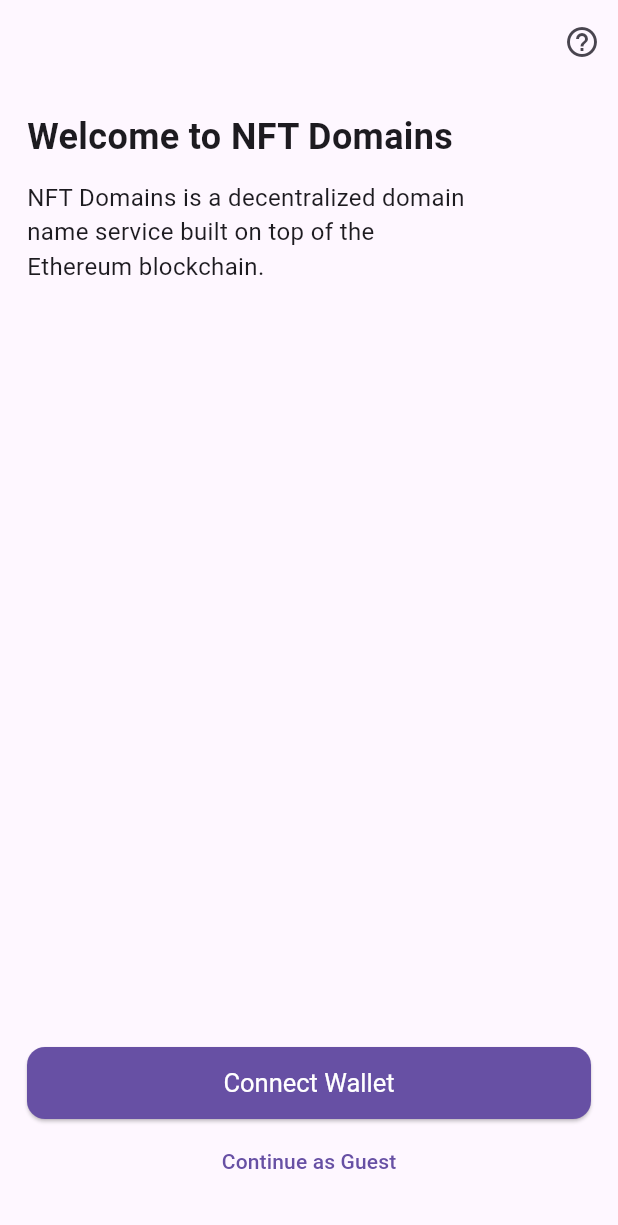
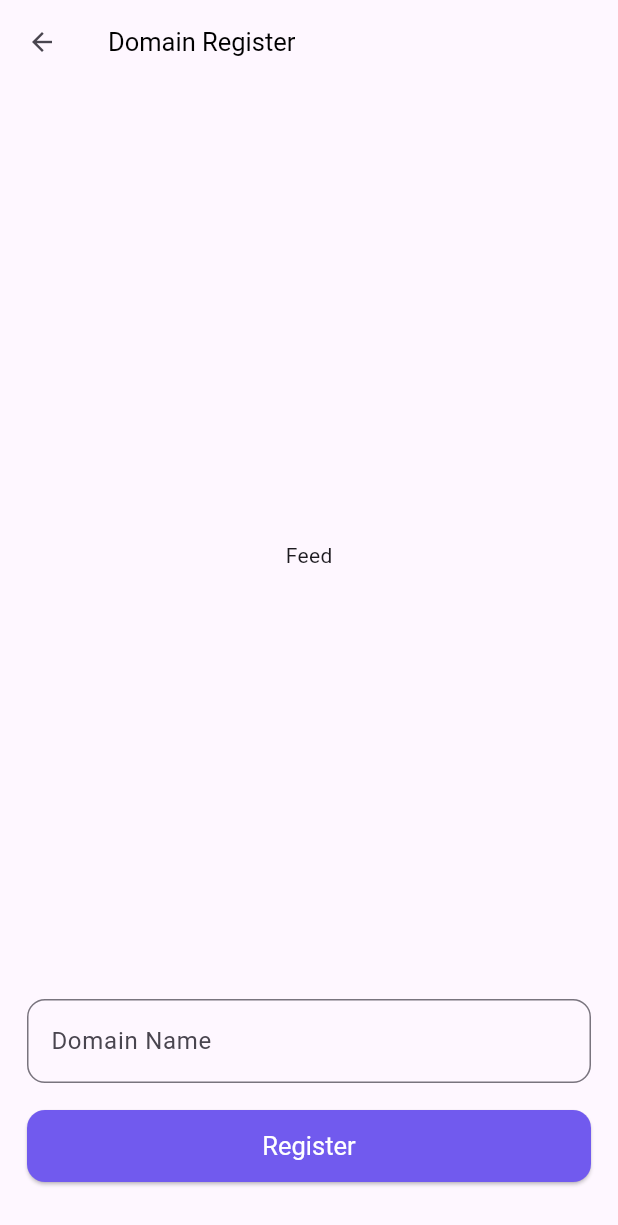
Before and after one commit to AhmetSBulbul/nft_domains_dapp, a Flutter app: the screen it shows after launch, on a phone screen of 412 x 824 dp. Shown: the top 1225 px of the screen. Run offline on Flutter 3.47's test engine with Material 2 defaults, Android fonts, the light colour scheme and no system bars; our stand-ins replace flutter_bloc, go_router, google_fonts; missing offline and left inert: walletconnect_dart, web3dart.

Commit message:
domain register page

```diff
--- a/lib/app/app.dart
+++ b/lib/app/app.dart
@@ -6,6 +6,7 @@ import 'package:nft_domains_dapp/app/home/home.dart';
 import 'package:nft_domains_dapp/features/wallet/wallet_repository.dart';
 import 'package:provider/provider.dart';
 import 'authentication/authentication.dart';
+import 'domain_register/domain_register.dart';
 import 'login/login.dart';
 
 class App extends StatelessWidget {
@@ -31,39 +32,83 @@ class App extends StatelessWidget {
 
   // ignore: prefer_final_fields
   late GoRouter _router = GoRouter(
-    initialLocation: '/',
+    initialLocation: '/domain_register',
     routes: [
       GoRoute(
         path: '/login',
         builder: (context, state) => const LoginPage(),
       ),
       GoRoute(
-        path: '/',
-        builder: (context, state) => const HomePage(),
-      )
+          path: '/',
+          builder: (context, state) => const HomePage(),
+          routes: [
+            GoRoute(
+              path: 'domain_register',
+              builder: (context, state) => const DomainRegisterPage(),
+            )
+          ])
     ],
-    redirect: (context, state) {
-      final bool isAuthenticated =
-          _authInfo.status == AuthenticationStatus.authenticated;
-      final bool loggingIn = state.subloc == '/login';
-      if (!isAuthenticated) {
-        return loggingIn ? null : '/login';
-      }
+    // redirect: (context, state) {
+    //   final bool isAuthenticated =
+    //       _authInfo.status == AuthenticationStatus.authenticated;
+    //   final bool loggingIn = state.subloc == '/login';
+    //   if (!isAuthenticated) {
+    //     return loggingIn ? null : '/login';
+    //   }
 
-      // if the user is logged in but still on the login page, send them to
-      // the home page
-      if (loggingIn) {
-        return '/';
-      }
+    //   // if the user is logged in but still on the login page, send them to
+    //   // the home page
+    //   if (loggingIn) {
+    //     return '/';
+    //   }
 
-      return null;
-      // TODO: handle guest
-    },
-    refreshListenable: _authInfo,
+    //   return null;
+    //   // TODO: handle guest
+    // },
+    // refreshListenable: _authInfo,
   );
 
   ThemeData _buildTheme() {
     final baseTheme = ThemeData(
+      appBarTheme: const AppBarTheme(
+        backgroundColor: Colors.transparent,
+        elevation: 0,
+        foregroundColor: Colors.black,
+        titleTextStyle: TextStyle(
+          fontSize: 17,
+          color: Colors.black,
+        ),
+        iconTheme: IconThemeData(
+          // color: Colors.black,
+          size: 20,
+        ),
+      ),
+      elevatedButtonTheme: ElevatedButtonThemeData(
+        style: ButtonStyle(
+          minimumSize: MaterialStateProperty.all(
+            const Size(48, 48),
+          ),
+          shape: MaterialStateProperty.all(
+            RoundedRectangleBorder(
+              borderRadius: BorderRadius.circular(12),
+            ),
+          ),
+          backgroundColor: MaterialStateProperty.all(
+              // Theme.of(context).primaryColor,
+              const Color(0xFF715AEE)),
+          foregroundColor: MaterialStateProperty.all(
+            Colors.white,
+          ),
+          textStyle: MaterialStateProperty.all(
+            const TextStyle(
+              fontSize: 17,
+              fontWeight: FontWeight.w400,
+            ),
+          ),
+        ),
+      ),
+      inputDecorationTheme: InputDecorationTheme(
+          border: OutlineInputBorder(borderRadius: BorderRadius.circular(12))),
       brightness: Brightness.light,
       useMaterial3: true,
     );
--- /dev/null
+++ b/lib/app/domain_register/domain_register.dart
@@ -0,0 +1 @@
+export 'view/view.dart';
--- /dev/null
+++ b/lib/app/domain_register/view/domain_register_page.dart
@@ -0,0 +1,42 @@
+import 'package:flutter/material.dart';
+
+class DomainRegisterPage extends StatelessWidget {
+  const DomainRegisterPage({super.key});
+
+  @override
+  Widget build(BuildContext context) {
+    return Scaffold(
+        appBar: AppBar(
+          title: const Text('Domain Register'),
+        ),
+        body: Padding(
+          padding: const EdgeInsets.all(18.0),
+          child: Column(
+            children: [
+              const Expanded(
+                child: Center(child: Text("Feed")),
+              ),
+              Column(
+                crossAxisAlignment: CrossAxisAlignment.stretch,
+                children: [
+                  const TextField(
+                      decoration: InputDecoration(
+                    labelText: "Domain Name",
+                  )),
+                  const SizedBox(
+                    height: 18,
+                  ),
+                  ElevatedButton(
+                    child: const Text("Register"),
+                    onPressed: () {},
+                  ),
+                  const SizedBox(
+                    height: 18,
+                  ),
+                ],
+              )
+            ],
+          ),
+        ));
+  }
+}
--- /dev/null
+++ b/lib/app/domain_register/view/view.dart
@@ -0,0 +1 @@
+export 'domain_register_page.dart';
--- a/lib/app/home/view/home_page.dart
+++ b/lib/app/home/view/home_page.dart
@@ -1,4 +1,5 @@
 import 'package:flutter/material.dart';
+import 'package:go_router/go_router.dart';
 
 class HomePage extends StatelessWidget {
   const HomePage({super.key});
@@ -6,7 +7,24 @@ class HomePage extends StatelessWidget {
   @override
   Widget build(BuildContext context) {
     return Scaffold(
-      body: Center(child: Text("Home")),
+      appBar: AppBar(
+        title: const Text("Home"),
+      ),
+      body: const Center(
+        child: Text("Home"),
+      ),
+      bottomNavigationBar: Padding(
+        padding: const EdgeInsets.all(24.0),
+        child: Row(children: [
+          const Expanded(
+            child: SizedBox(),
+          ),
+          ElevatedButton(
+            onPressed: () => context.go("/domain_register"),
+            child: const Icon(Icons.add),
+          )
+        ]),
+      ),
     );
   }
 }
--- a/lib/screens/login_screen.dart
+++ b/lib/screens/login_screen.dart
@@ -3,7 +3,6 @@ import 'package:http/http.dart';
 import 'package:nft_domains_dapp/features/domain_service/contract/Domains.g.dart';
 
 import 'package:nft_domains_dapp/features/wallet/entity/wallet_connect_ethereum_credentials.dart';
-import 'package:url_launcher/url_launcher.dart';
 import 'package:url_launcher/url_launcher_string.dart';
 import 'package:walletconnect_dart/walletconnect_dart.dart';
 import 'package:web3dart/web3dart.dart';
```
Also changed, not shown: 1 other file.
